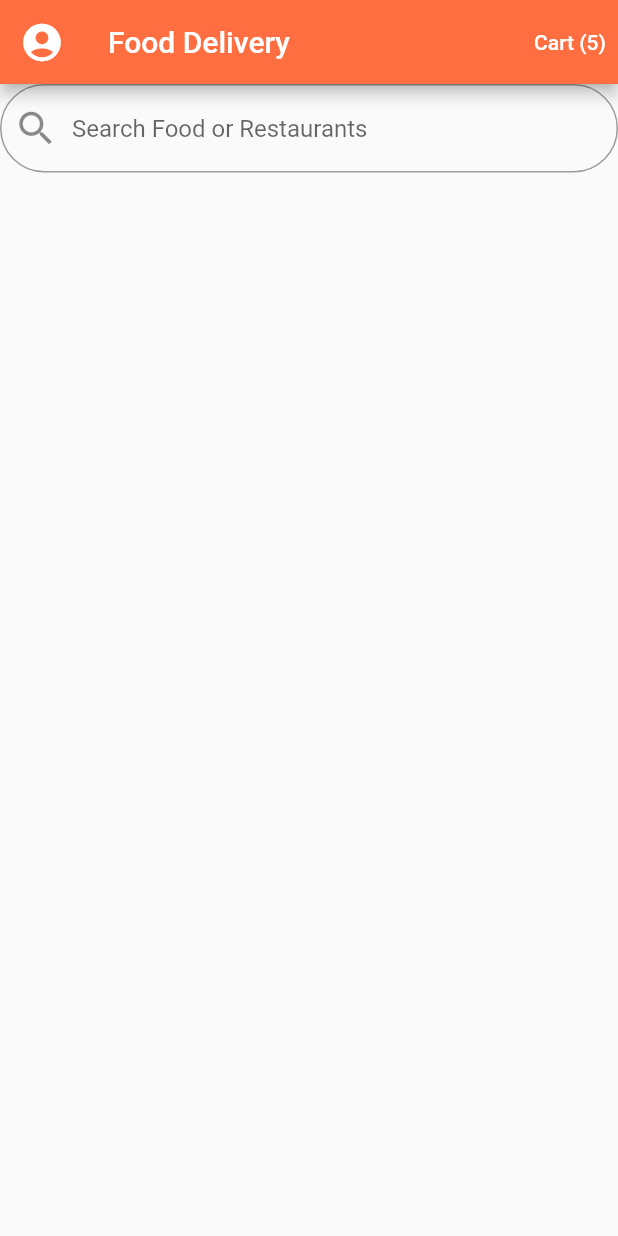
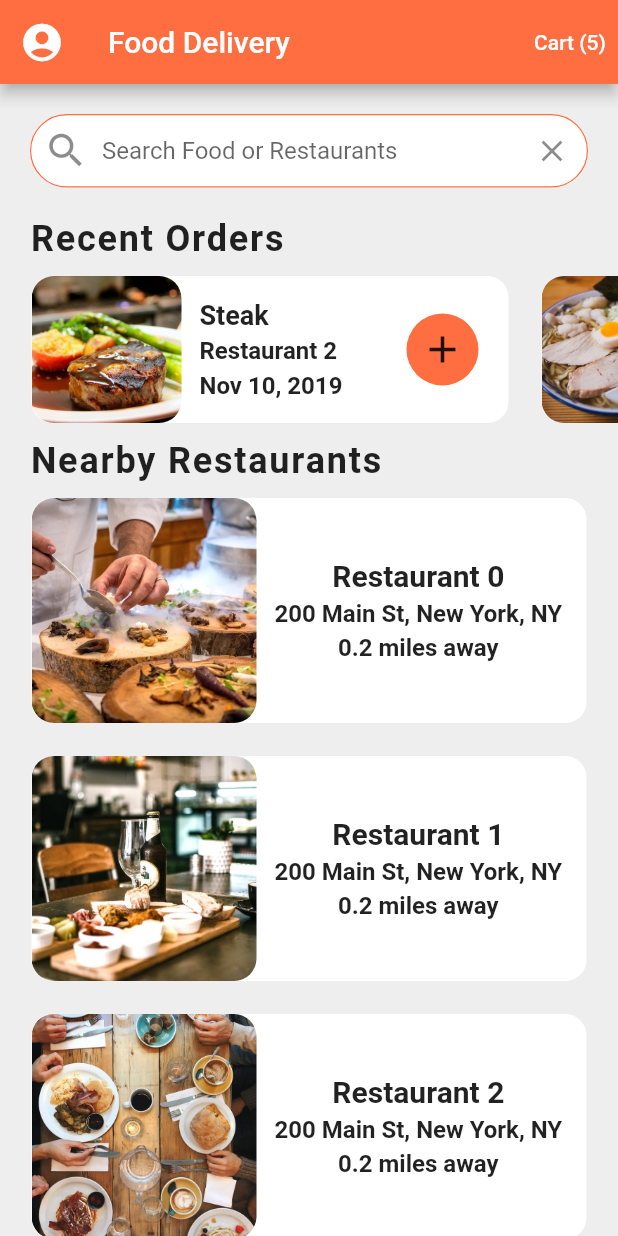
Before and after one commit to fico45/flutter_food_delivery_ui, a Flutter app: the screen it shows after launch, on a phone screen of 412 x 824 dp. Run offline on Flutter 3.47's test engine with Material 2 defaults, Android fonts, the phone set to English and light mode, and no system bars.

Commit message:
Homescreen features added
Recent orders widget added, Nearby restaurants widget in the works

```diff
--- a/lib/main.dart
+++ b/lib/main.dart
@@ -12,7 +12,7 @@ class MyApp extends StatelessWidget {
       debugShowCheckedModeBanner: false,
       theme: ThemeData(
         primarySwatch: Colors.blue,
-        scaffoldBackgroundColor: Colors.grey[50],
+        scaffoldBackgroundColor: Colors.grey[200],
         primaryColor: Colors.deepOrangeAccent,
       ),
       home: HomeScreen(),
--- a/lib/screens/homescreen.dart
+++ b/lib/screens/homescreen.dart
@@ -1,5 +1,8 @@
 import 'package:flutter/material.dart';
+import 'package:flutter/services.dart';
 import 'package:flutter_food_delivery_ui/data/data.dart';
+import 'package:flutter_food_delivery_ui/models/restaurant.dart';
+import 'package:flutter_food_delivery_ui/widgets/recent_orders.dart';
 
 class HomeScreen extends StatefulWidget {
   const HomeScreen({Key key}) : super(key: key);
@@ -9,6 +12,75 @@ class HomeScreen extends StatefulWidget {
 }
 
 class _HomeScreenState extends State<HomeScreen> {
+  _buildRestaurants() {
+    List<Widget> restaurantList = [];
+    restaurants.forEach((Restaurant restaurant) {
+      restaurantList.add(
+        Container(
+          margin: EdgeInsets.symmetric(horizontal: 20, vertical: 10),
+          decoration: BoxDecoration(
+              color: Colors.white,
+              borderRadius: BorderRadius.circular(15),
+              border: Border.all(width: 1, color: Colors.grey[200])),
+          child: Row(
+            children: [
+              ClipRRect(
+                borderRadius: BorderRadius.circular(15),
+                child: Image(
+                  height: 150,
+                  width: 150,
+                  fit: BoxFit.cover,
+                  image: AssetImage(restaurant.imageUrl),
+                ),
+              ),
+              Container(
+                margin: EdgeInsets.all(12),
+                child: Column(
+                  children: [
+                    Text(
+                      restaurant.name,
+                      style: TextStyle(
+                        fontSize: 20,
+                        fontWeight: FontWeight.bold,
+                      ),
+                      overflow: TextOverflow.ellipsis,
+                    ),
+                    //RatingStars(),
+                    SizedBox(
+                      height: 4,
+                    ),
+                    Text(
+                      restaurant.address,
+                      style: TextStyle(
+                        fontSize: 16,
+                        fontWeight: FontWeight.w600,
+                      ),
+                      overflow: TextOverflow.ellipsis,
+                    ),
+                    SizedBox(
+                      height: 4,
+                    ),
+                    Text(
+                      '0.2 miles away',
+                      style: TextStyle(
+                        fontSize: 16,
+                        fontWeight: FontWeight.w600,
+                      ),
+                      overflow: TextOverflow.ellipsis,
+                    )
+                  ],
+                ),
+              )
+            ],
+          ),
+        ),
+      );
+    });
+    return Column(
+      children: restaurantList,
+    );
+  }
+
   @override
   Widget build(BuildContext context) {
     return Scaffold(
@@ -33,21 +105,56 @@ class _HomeScreenState extends State<HomeScreen> {
       ),
       body: ListView(
         children: [
-          TextField(
+          Padding(
+            padding: EdgeInsets.all(
+              20,
+            ),
+            child: TextField(
               decoration: InputDecoration(
-              border: OutlineInputBorder(
+                contentPadding: EdgeInsets.symmetric(vertical: 15),
+                fillColor: Colors.white,
+                filled: true,
+                enabledBorder: OutlineInputBorder(
                   borderRadius: BorderRadius.circular(30),
                   borderSide: BorderSide(
                     width: 0.8,
+                    color: Theme.of(context).primaryColor,
                   ),
+                ),
+                border: OutlineInputBorder(
+                  borderRadius: BorderRadius.circular(30),
+                  borderSide: BorderSide(width: 0.8),
                 ),
                 hintText: 'Search Food or Restaurants',
                 prefixIcon: Icon(
                   Icons.search,
                   size: 30,
                 ),
+                suffixIcon: IconButton(
+                  onPressed: () {},
+                  icon: Icon(Icons.clear),
                 ),
               ),
+            ),
+          ),
+          RecentOrders(),
+          Column(
+            crossAxisAlignment: CrossAxisAlignment.start,
+            children: <Widget>[
+              Padding(
+                padding: EdgeInsets.symmetric(horizontal: 20),
+                child: Text(
+                  'Nearby Restaurants',
+                  style: TextStyle(
+                    fontSize: 24,
+                    fontWeight: FontWeight.w600,
+                    letterSpacing: 1.2,
+                  ),
+                ),
+              ),
+              _buildRestaurants(),
+            ],
+          )
         ],
       ),
     );
--- /dev/null
+++ b/lib/widgets/recent_orders.dart
@@ -0,0 +1,133 @@
+import 'package:flutter/material.dart';
+import 'package:flutter_food_delivery_ui/data/data.dart';
+import 'package:flutter_food_delivery_ui/models/order.dart';
+
+class RecentOrders extends StatelessWidget {
+  const RecentOrders({Key key}) : super(key: key);
+
+  _buildRecentOrder(BuildContext context, Order order) {
+    return Container(
+      margin: EdgeInsets.all(10),
+      width: 320,
+      decoration: BoxDecoration(
+        color: Colors.white,
+        borderRadius: BorderRadius.circular(15),
+        border: Border.all(
+          width: 1,
+          color: Colors.grey[200],
+        ),
+      ),
+      child: Row(
+        mainAxisAlignment: MainAxisAlignment.spaceBetween,
+        children: <Widget>[
+          Expanded(
+            child: Row(
+              children: [
+                ClipRRect(
+                  borderRadius: BorderRadius.circular(15),
+                  child: Image(
+                    height: 100,
+                    width: 100,
+                    fit: BoxFit.cover,
+                    image: AssetImage(order.food.imageUrl),
+                  ),
+                ),
+                Expanded(
+                  child: Container(
+                    margin: EdgeInsets.all(12),
+                    child: Column(
+                      mainAxisAlignment: MainAxisAlignment.center,
+                      crossAxisAlignment: CrossAxisAlignment.start,
+                      children: <Widget>[
+                        Text(
+                          order.food.name,
+                          style: TextStyle(
+                            fontSize: 18,
+                            fontWeight: FontWeight.bold,
+                          ),
+                          overflow: TextOverflow.ellipsis,
+                        ),
+                        SizedBox(
+                          height: 4,
+                        ),
+                        Text(
+                          order.restaurant.name,
+                          style: TextStyle(
+                            fontSize: 16,
+                            fontWeight: FontWeight.w600,
+                          ),
+                          overflow: TextOverflow.ellipsis,
+                        ),
+                        SizedBox(
+                          height: 4,
+                        ),
+                        Text(
+                          order.date,
+                          style: TextStyle(
+                            fontSize: 16,
+                            fontWeight: FontWeight.w600,
+                          ),
+                          overflow: TextOverflow.ellipsis,
+                        ),
+                      ],
+                    ),
+                  ),
+                ),
+              ],
+            ),
+          ),
+          Container(
+            margin: EdgeInsets.only(
+              right: 20,
+            ),
+            width: 48,
+            decoration: BoxDecoration(
+              color: Theme.of(context).primaryColor,
+              borderRadius: BorderRadius.circular(30),
+            ),
+            child: IconButton(
+              onPressed: () {},
+              iconSize: 30,
+              icon: Icon(
+                Icons.add,
+              ),
+            ),
+          ),
+        ],
+      ),
+    );
+  }
+
+  @override
+  Widget build(BuildContext context) {
+    return Column(
+      crossAxisAlignment: CrossAxisAlignment.start,
+      children: <Widget>[
+        Padding(
+          padding: EdgeInsets.symmetric(horizontal: 20),
+          child: Text(
+            'Recent Orders',
+            style: TextStyle(
+              fontSize: 24,
+              fontWeight: FontWeight.w600,
+              letterSpacing: 1.2,
+            ),
+          ),
+        ),
+        Container(
+          height: 120,
+          child: ListView.builder(
+            padding: EdgeInsets.only(left: 10),
+            physics: BouncingScrollPhysics(),
+            scrollDirection: Axis.horizontal,
+            itemCount: currentUser.orders.length,
+            itemBuilder: (BuildContext context, int index) {
+              Order order = currentUser.orders[index];
+              return _buildRecentOrder(context, order);
+            },
+          ),
+        )
+      ],
+    );
+  }
+}
```
Lines whose indentation alone changed are shown as unchanged.
